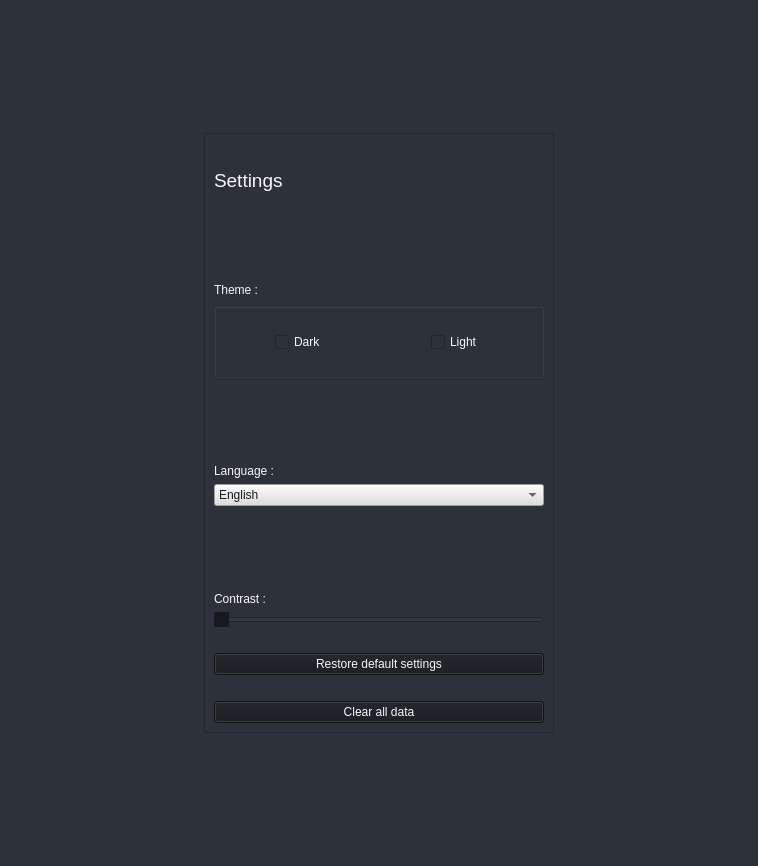
Qt form src/ui/settings.ui (cdylpp/srt) before a commit.
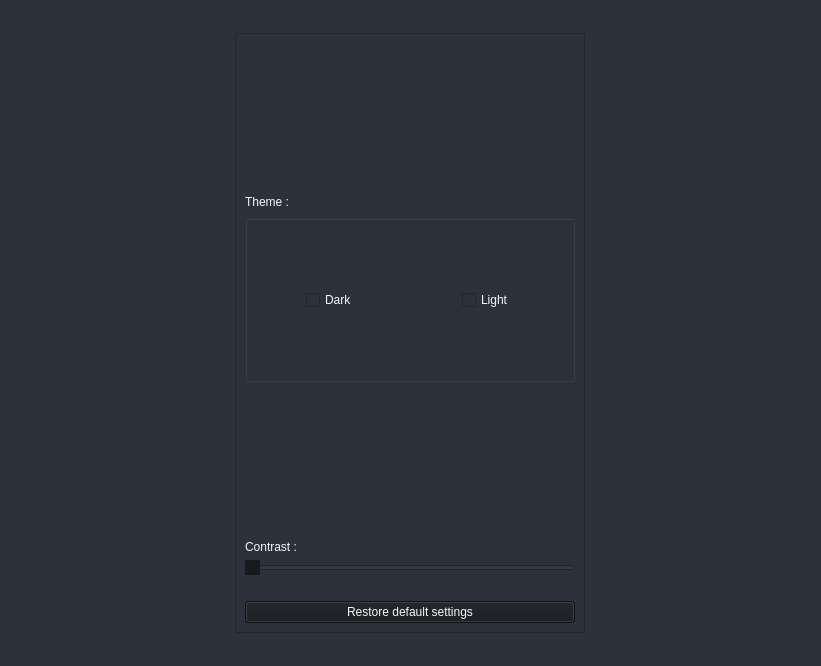
The same form after that commit.

Commit message: added the settings page to the main window, still working on the theme functionality

The edit to the form file:
```diff
--- a/src/ui/settings.ui
+++ b/src/ui/settings.ui
@@ -6,8 +6,8 @@
    <rect>
     <x>0</x>
     <y>0</y>
-    <width>758</width>
-    <height>866</height>
+    <width>821</width>
+    <height>666</height>
    </rect>
   </property>
   <property name="windowTitle">
@@ -20,7 +20,7 @@
 </string>
   </property>
   <layout class="QGridLayout" name="gridLayout_2">
-   <item row="1" column="0">
+   <item row="0" column="0">
     <widget class="QFrame" name="frame">
      <property name="sizePolicy">
       <sizepolicy hsizetype="Expanding" vsizetype="Expanding">
@@ -47,25 +47,6 @@
       <enum>QFrame::Raised</enum>
      </property>
      <layout class="QVBoxLayout" name="verticalLayout">
-      <item>
-       <widget class="QLabel" name="label_2">
-        <property name="font">
-         <font>
-          <pointsize>14</pointsize>
-          <bold>false</bold>
-         </font>
-        </property>
-        <property name="styleSheet">
-         <string notr="true">QLabel {
-    qproperty-alignment: AlignCenter;
-}
-</string>
-        </property>
-        <property name="text">
-         <string>Settings</string>
-        </property>
-       </widget>
-      </item>
       <item alignment="Qt::AlignBottom">
        <widget class="QLabel" name="label">
         <property name="text">
@@ -96,75 +77,6 @@
         </layout>
        </widget>
       </item>
-      <item>
-       <spacer name="verticalSpacer_2">
-        <property name="orientation">
-         <enum>Qt::Vertical</enum>
-        </property>
-        <property name="sizeType">
-         <enum>QSizePolicy::Preferred</enum>
-        </property>
-        <property name="sizeHint" stdset="0">
-         <size>
-          <width>20</width>
-          <height>20</height>
-         </size>
-        </property>
-       </spacer>
-      </item>
-      <item alignment="Qt::AlignBottom">
-       <widget class="QLabel" name="label_4">
-        <property name="text">
-         <string>Language :</string>
-        </property>
-       </widget>
-      </item>
-      <item>
-       <widget class="QComboBox" name="comboBox">
-        <property name="styleSheet">
-         <string notr="true">QComboBox{
-	background-color: rgb(221, 221, 222);
-	color: rgb(22, 25, 29);
-}</string>
-        </property>
-        <item>
-         <property name="text">
-          <string>English</string>
-         </property>
-        </item>
-        <item>
-         <property name="text">
-          <string>Spanish</string>
-         </property>
-        </item>
-        <item>
-         <property name="text">
-          <string>Chinese</string>
-         </property>
-        </item>
-        <item>
-         <property name="text">
-          <string>Russian</string>
-         </property>
-        </item>
-       </widget>
-      </item>
-      <item>
-       <spacer name="verticalSpacer">
-        <property name="orientation">
-         <enum>Qt::Vertical</enum>
-        </property>
-        <property name="sizeType">
-         <enum>QSizePolicy::Preferred</enum>
-        </property>
-        <property name="sizeHint" stdset="0">
-         <size>
-          <width>20</width>
-          <height>20</height>
-         </size>
-        </property>
-       </spacer>
-      </item>
       <item alignment="Qt::AlignBottom">
        <widget class="QLabel" name="label_3">
         <property name="text">
@@ -190,7 +102,7 @@
          <enum>Qt::Vertical</enum>
         </property>
         <property name="sizeType">
-         <enum>QSizePolicy::Preferred</enum>
+         <enum>QSizePolicy::Fixed</enum>
         </property>
         <property name="sizeHint" stdset="0">
          <size>
@@ -212,34 +124,6 @@
         </property>
        </widget>
       </item>
-      <item>
-       <spacer name="verticalSpacer_5">
-        <property name="orientation">
-         <enum>Qt::Vertical</enum>
-        </property>
-        <property name="sizeType">
-         <enum>QSizePolicy::Preferred</enum>
-        </property>
-        <property name="sizeHint" stdset="0">
-         <size>
-          <width>20</width>
-          <height>20</height>
-         </size>
-        </property>
-       </spacer>
-      </item>
-      <item>
-       <widget class="QPushButton" name="pushButton_2">
-        <property name="styleSheet">
-         <string notr="true">QPushButton{
-	background-color: rgb(22, 25, 29);
-}</string>
-        </property>
-        <property name="text">
-         <string>Clear all data</string>
-        </property>
-       </widget>
-      </item>
      </layout>
     </widget>
    </item>
```
The commit also changes 8 other files.
